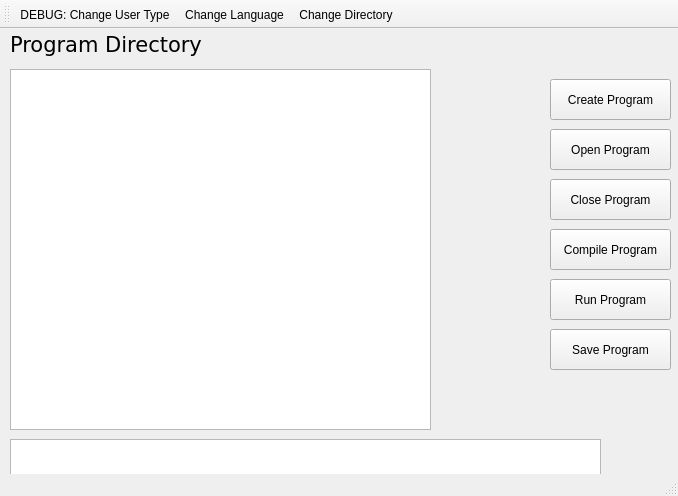
darren-zdc/SCAPES_COMP3004, file SCAPES/mainwindow.ui: the form before one commit.
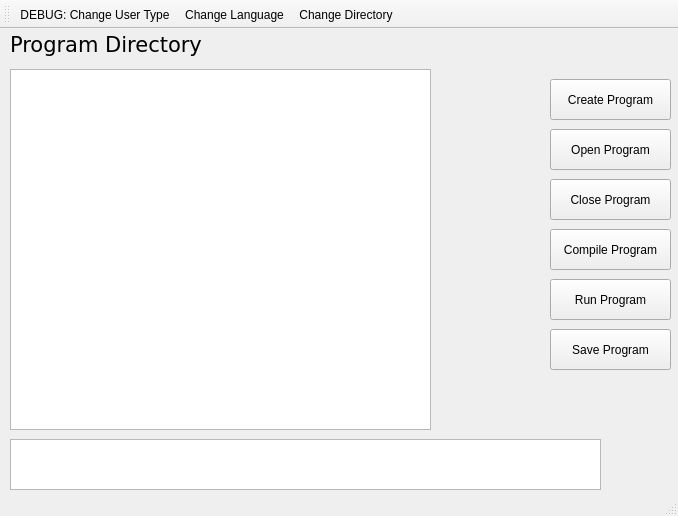
The form after the commit.

```diff
--- a/SCAPES/mainwindow.ui
+++ b/SCAPES/mainwindow.ui
@@ -7,7 +7,7 @@
     <x>0</x>
     <y>0</y>
     <width>678</width>
-    <height>496</height>
+    <height>516</height>
    </rect>
   </property>
   <property name="windowTitle">
@@ -101,7 +101,7 @@
       <x>10</x>
       <y>410</y>
       <width>591</width>
-      <height>41</height>
+      <height>51</height>
      </rect>
     </property>
    </widget>
```
Left out of the diff: 2 changed lines with no effect on the pictures.
